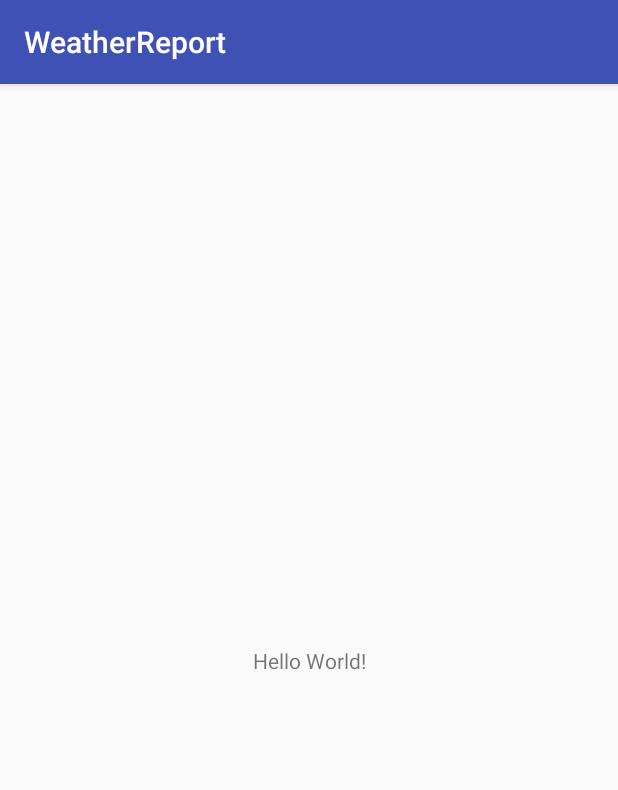
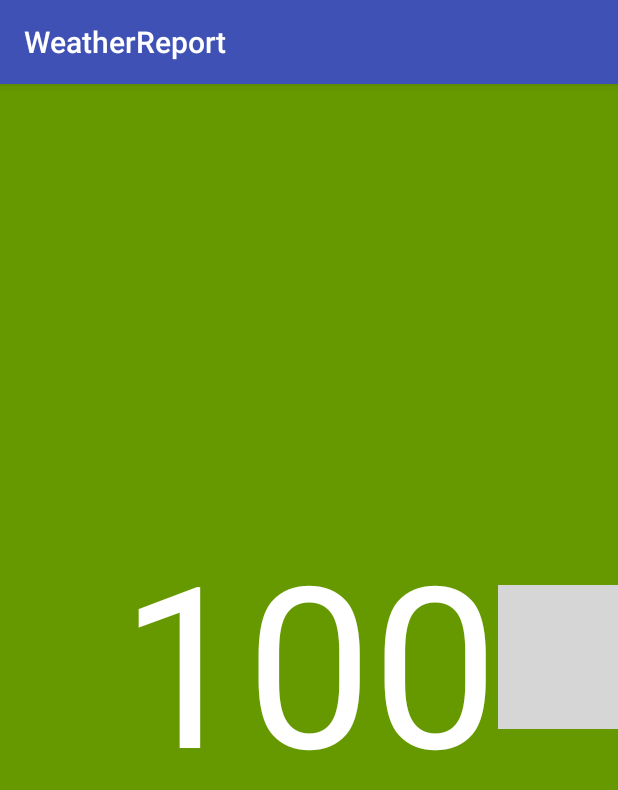
Before and after one commit to JohnChinaWu/WeatherReport, an Android app: the screen it shows after launch (MainActivity), on a phone screen of 412 x 824 dp. Shown: the top 790 px of the screen. Run offline under Robolectric (Android 15) with nearby library versions, the phone set to English and light mode, and no system bars; libraries missing offline, so code that uses them is left out: com.squareup.okhttp; 4 statements that could not run were skipped; grey boxes are pictures that could not be loaded.

Commit message:
add temperature at the center

```diff
--- a/app/src/main/AndroidManifest.xml
+++ b/app/src/main/AndroidManifest.xml
@@ -11,7 +11,8 @@
         android:roundIcon="@mipmap/ic_launcher_round"
         android:supportsRtl="true"
         android:theme="@style/AppTheme">
-        <activity android:name=".MainActivity">
+        <activity android:name=".MainActivity"
+            android:screenOrientation="portrait">
             <intent-filter>
                 <action android:name="android.intent.action.MAIN" />
 
--- a/app/src/main/res/layout/activity_main.xml
+++ b/app/src/main/res/layout/activity_main.xml
@@ -1,18 +1,30 @@
 <?xml version="1.0" encoding="utf-8"?>
-<android.support.constraint.ConstraintLayout xmlns:android="http://schemas.android.com/apk/res/android"
+<RelativeLayout xmlns:android="http://schemas.android.com/apk/res/android"
     xmlns:app="http://schemas.android.com/apk/res-auto"
     xmlns:tools="http://schemas.android.com/tools"
     android:layout_width="match_parent"
     android:layout_height="match_parent"
+
+    android:background="@android:color/holo_green_dark"
     tools:context="com.johnwu1016.weatherreport.MainActivity">
 
     <TextView
+        android:id="@+id/temperatureLabel"
         android:layout_width="wrap_content"
         android:layout_height="wrap_content"
-        android:text="Hello World!"
-        app:layout_constraintBottom_toBottomOf="parent"
-        app:layout_constraintLeft_toLeftOf="parent"
-        app:layout_constraintRight_toRightOf="parent"
-        app:layout_constraintTop_toTopOf="parent" />
+        android:text="100"
+        android:textColor="@android:color/white"
+        android:textSize="150sp"
+        android:layout_centerVertical="true"
+        android:layout_centerHorizontal="true" />
 
-</android.support.constraint.ConstraintLayout>
+    <ImageView
+        android:id="@+id/degreeImageView"
+        android:layout_width="wrap_content"
+        android:layout_height="wrap_content"
+        android:layout_alignTop="@+id/temperatureLabel"
+        android:layout_marginTop="50dp"
+        android:layout_toEndOf="@+id/temperatureLabel"
+        android:layout_toRightOf="@+id/temperatureLabel"
+        app:srcCompat="@drawable/degree" />
+</RelativeLayout>
```
